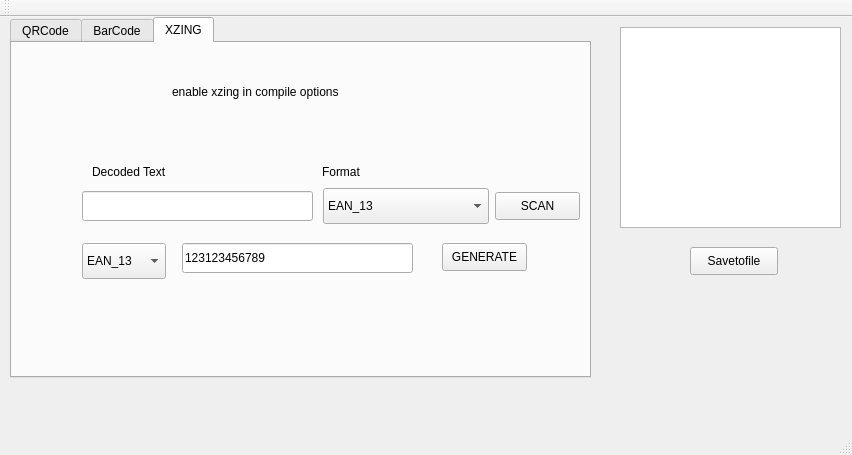
Above: mainwindow.ui from netpipe/qtBarcode before the change. Below: the same form after it.
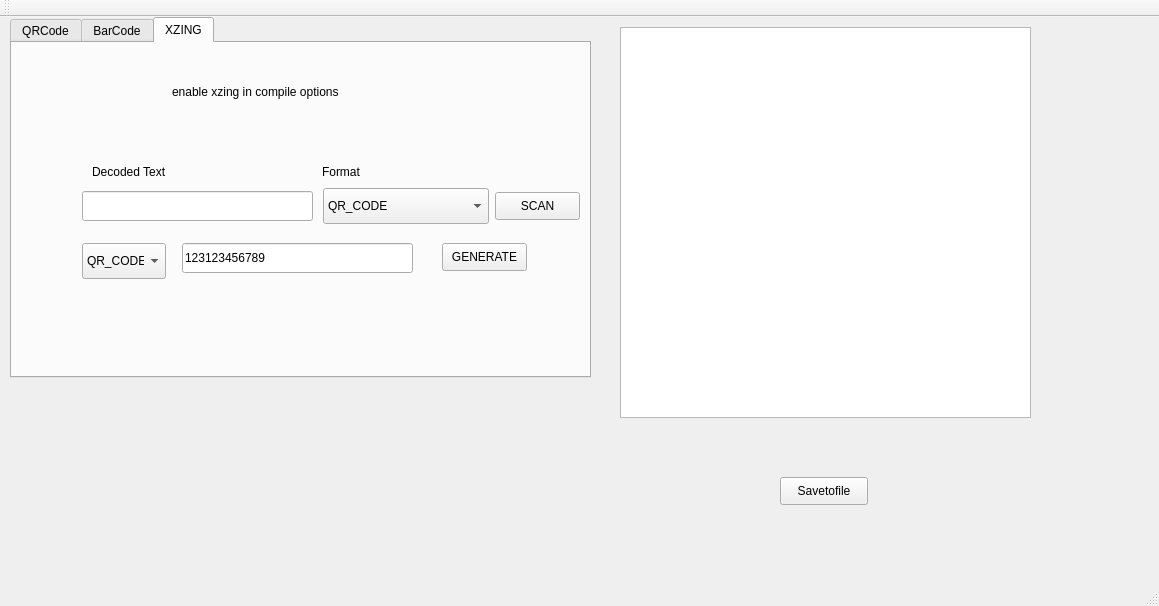
That is the form after the change.

Diff of the .ui file:
```diff
--- a/mainwindow.ui
+++ b/mainwindow.ui
@@ -6,8 +6,8 @@
    <rect>
     <x>0</x>
     <y>0</y>
-    <width>852</width>
-    <height>455</height>
+    <width>1159</width>
+    <height>606</height>
    </rect>
   </property>
   <property name="windowTitle">
@@ -19,8 +19,8 @@
      <rect>
       <x>620</x>
       <y>10</y>
-      <width>221</width>
-      <height>201</height>
+      <width>411</width>
+      <height>391</height>
      </rect>
     </property>
     <property name="verticalScrollBarPolicy">
@@ -36,8 +36,8 @@
    <widget class="QPushButton" name="savetofile">
     <property name="geometry">
      <rect>
-      <x>690</x>
-      <y>230</y>
+      <x>780</x>
+      <y>460</y>
       <width>88</width>
       <height>28</height>
      </rect>
@@ -224,6 +224,11 @@
         <height>36</height>
        </rect>
       </property>
+      <item>
+       <property name="text">
+        <string>QR_CODE</string>
+       </property>
+      </item>
       <item>
        <property name="text">
         <string>EAN_13</string>
@@ -368,6 +373,11 @@
         <height>36</height>
        </rect>
       </property>
+      <item>
+       <property name="text">
+        <string>QR_CODE</string>
+       </property>
+      </item>
       <item>
        <property name="text">
         <string>EAN_13</string>
```
Left out of the diff: 12 changed lines with no effect on the pictures.
